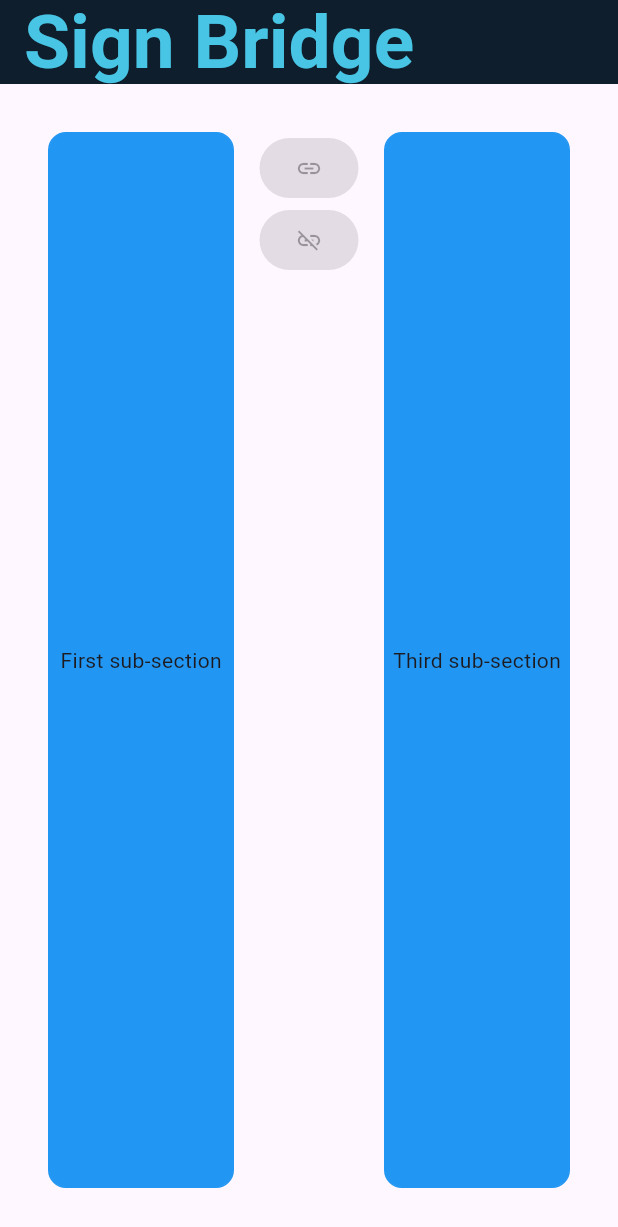
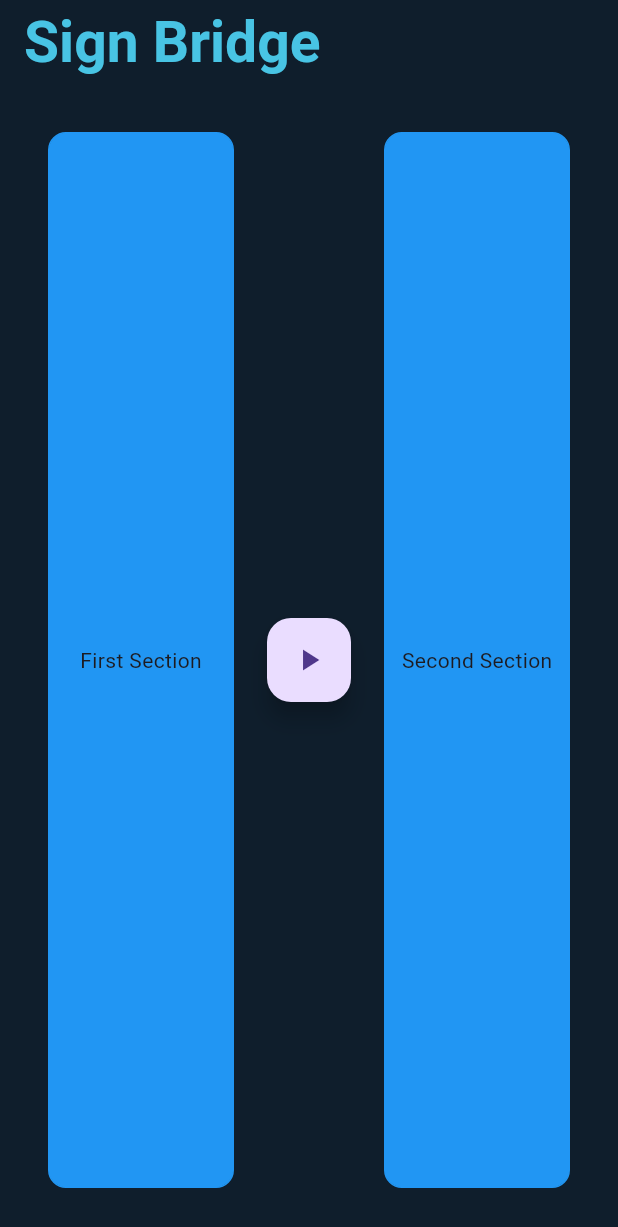
Before and after one commit to Adhulraj/sign_ai, a Flutter app: the screen it shows after launch, on a phone screen of 412 x 824 dp. Shown: the top 1227 px of the screen. Run offline on Flutter 3.47's test engine with Material 3 defaults, Android fonts, the light colour scheme and no system bars; our stand-ins replace animated_text_kit; missing offline and left inert: window_manager.

Commit message:
Major Change

```diff
--- a/lib/VideoStreaming.dart
+++ b/lib/VideoStreaming.dart
@@ -25,7 +25,7 @@ class _SignTranslateState extends State<SignTranslate> {
   bool signToText = true; // Add this line to declare the signToText flag
 
   void connect(BuildContext context) async {
-    _socket.connect();
+    // _socket.connect();
     setState(() {
       _isConnected = true;
     });
--- /dev/null
+++ b/lib/display.dart
@@ -0,0 +1,86 @@
+import 'package:flutter/material.dart';
+
+class Display extends StatefulWidget {
+  bool startBtn;
+  bool swapped;
+  Color background;
+  Widget firstSection;
+  Widget secondSection;
+  VoidCallback onPressed;
+
+  Display({
+    super.key,
+    this.startBtn = false,
+    this.swapped = false,
+    this.firstSection = const Text("First Section"),
+    this.secondSection = const Text("Second Section"),
+    this.background = const Color.fromARGB(255, 15, 30, 44),
+    required this.onPressed,
+  });
+
+  @override
+  _DisplayState createState() => _DisplayState();
+}
+
+class _DisplayState extends State<Display> {
+  @override
+  Widget build(BuildContext context) {
+    return Container(
+        color: widget.background,
+        child: Padding(
+          padding: const EdgeInsets.all(32.0),
+          child: Row(
+            children: [
+              Expanded(
+                child: Container(
+                  decoration: BoxDecoration(
+                      color: Colors.blue,
+                      border: Border.all(
+                        color: Colors.blue,
+                      ),
+                      borderRadius:
+                          const BorderRadius.all(Radius.circular(12))),
+                  child: Center(
+                    child: widget.firstSection,
+                  ),
+                ),
+              ),
+              SizedBox(
+                width: 100,
+                child: Column(
+                  children: [
+                    Expanded(
+                      child: Row(
+                          mainAxisAlignment: MainAxisAlignment.center,
+                          crossAxisAlignment: CrossAxisAlignment.center,
+                          children: <Widget>[FloatingActionButton(
+                              onPressed: widget.onPressed,
+                              tooltip: widget.startBtn ? 'Stop' : 'Start',
+                              child: Icon(widget.startBtn
+                                  ? Icons.stop
+                                  : Icons.play_arrow),
+                            )
+                          ]),
+                    ),
+                  ],
+                ),
+              ),
+              Expanded(
+                child: Container(
+                  decoration: BoxDecoration(
+                      color: Colors.blue,
+                      border: Border.all(
+                        color: Colors.blue,
+                      ),
+                      borderRadius:
+                          const BorderRadius.all(Radius.circular(12))),
+                  child: Center(
+                    child: widget.secondSection,
+                  ),
+                ),
+              ),
+            ],
+          ),
+        ));
+  }
+}
--- a/lib/main.dart
+++ b/lib/main.dart
@@ -6,6 +6,7 @@ import 'package:sign_ai/websocket.dart';
 import 'package:sign_ai/easy_splash_screen.dart';
 import 'package:animated_text_kit/animated_text_kit.dart';
 import 'package:window_manager/window_manager.dart';
+import 'package:sign_ai/display.dart';
 
 void main() => runApp(const MaterialApp(
       home: SplashPage(),
@@ -35,13 +36,12 @@ class _SplashPageState extends State<SplashPage> {
         TyperAnimatedText('SignBridge',
             textStyle: const TextStyle(
                 color: Color.fromARGB(255, 37, 213, 236),
-                fontFamily: 'Pacifico',
+                fontFamily: 'FFF_Tusj',
                 fontSize: 64))
       ], isRepeatingAnimation: false),
       backgroundColor: const Color.fromARGB(255, 9, 23, 39),
       showLoader: false,
       navigator: const SignTranslate(),
-      durationInSeconds: 3,
     );
   }
 }
@@ -57,6 +57,8 @@ class SignTranslate extends StatefulWidget {
 class _SignTranslateState extends State<SignTranslate> {
   final WebSocket _socket = WebSocket("ws://localhost:5001");
   bool _isConnected = false;
+  bool _startBtn = false;
+  bool _swapped = false;
   void connect() async {
     _socket.connect();
     setState(() {
@@ -79,39 +81,39 @@ class _SignTranslateState extends State<SignTranslate> {
           foregroundColor: const Color.fromARGB(255, 72, 196, 228),
           title: const Text(
             "Sign Bridge",
-            style: TextStyle(fontWeight: FontWeight.bold, fontSize: 50),
+            style: TextStyle(fontWeight: FontWeight.bold, fontSize: 38),
           ),
         ),
         body: _isConnected
-            ? Padding(
-                padding: const EdgeInsets.all(8.0),
-                child: SizedBox(
+            ? SizedBox(
                 child: StreamBuilder(
                   stream: _socket.stream,
                   builder: (context, snapshot) {
                     if (!snapshot.hasData) {
                       print('Progrossing');
-                        return const CircularProgressIndicator(
+                      return Display(
+                        onPressed: _isConnected ? disconnect : connect,
+                        firstSection: const CircularProgressIndicator(
                           color: Colors.white,
+                        ),
                       );
-                      } else {
-                        print('No data');
                     }
 
                     if (snapshot.connectionState == ConnectionState.done) {
-                        return const Center(
-                          child: Text(
-                            "Connection Closed !",
-                            style: TextStyle(color: Colors.white, fontSize: 28),
+                      return Display(
+                        onPressed: _isConnected ? disconnect : connect,
+                        firstSection: const Text(
+                          'Connection Closed',
+                          style:
+                              TextStyle(fontSize: 48, color: Colors.lightBlue),
                         ),
                       );
                     }
                     //? Working for single frames
-                      return Row(
-                        mainAxisAlignment: MainAxisAlignment.spaceEvenly,
-                        children: [
-                          SizedBox(
-                            child: Image.memory(
+                    return Display(
+                      startBtn: _isConnected,
+                      onPressed: _isConnected ? disconnect : connect,
+                      firstSection: Image.memory(
                         Uint8List.fromList(
                           base64Decode(
                             (getImage(snapshot)),
@@ -120,72 +122,17 @@ class _SignTranslateState extends State<SignTranslate> {
                         gaplessPlayback: true,
                         excludeFromSemantics: true,
                       ),
+                      secondSection: Text(
+                        getText(snapshot),
+                        style: const TextStyle(color: Color.fromARGB(255, 20, 13, 13),fontWeight: FontWeight.bold,fontSize: 36),
                       ),
-                          SizedBox(
-                            // child: Text(
-                            //   getText(snapshot),
-                            //   style: const TextStyle(
-                            //       color: Colors.white,
-                            //       fontWeight: FontWeight.bold,
-                            //       fontSize: 28),
-                            // ),
-                            child: AnimatedTextKit(animatedTexts: [
-                              TypewriterAnimatedText(getText(snapshot),
-                                  textAlign: TextAlign.start,
-                                  speed: const Duration(milliseconds: 30),
-                                  textStyle: const TextStyle(
-                                      color: Colors.white, fontSize: 36))
-                            ]),
-                          )
-                        ],
                     );
                   },
                 ),
-                ),
               )
-            : Padding(
-                padding: const EdgeInsets.all(32.0),
-                child: Row(
-                  children: [
-                    Expanded(
-                      child: Container(
-                        decoration: BoxDecoration(
-                            color: Colors.blue,
-                            border: Border.all(
-                              color: Colors.blue,
-                            ),
-                            borderRadius:
-                                const BorderRadius.all(Radius.circular(12))),
-                        child: const Center(
-                          child: Text('First sub-section'),
-                        ),
-                      ),
-                    ),
-                    const SizedBox(
-                        width: 100,
-                        child: Column(children: [
-                          ElevatedButton(onPressed: () => connect(),
-                              child: Icon(Icons.link),
-                              ),
-                          ElevatedButton(onPressed: () => disconnect(),
-                          child: Icon(Icons.link_off))
-                        ])),
-                    Expanded(
-                      child: Container(
-                        decoration: BoxDecoration(
-                            color: Colors.blue,
-                            border: Border.all(
-                              color: Colors.blue,
-                            ),
-                            borderRadius:
-                                const BorderRadius.all(Radius.circular(12))),
-                        child: const Center(
-                          child: Text('Third sub-section'),
-                        ),
-                      ),
-                    ),
-                  ],
-                ),
+            : Display(
+                onPressed: _isConnected ? disconnect : connect,
+                startBtn: _isConnected,
               ));
   }
 }
```
Also changed, not shown: lib/main copy.dart (added, +196 -0 lines). Lines whose indentation alone changed are shown as unchanged.
